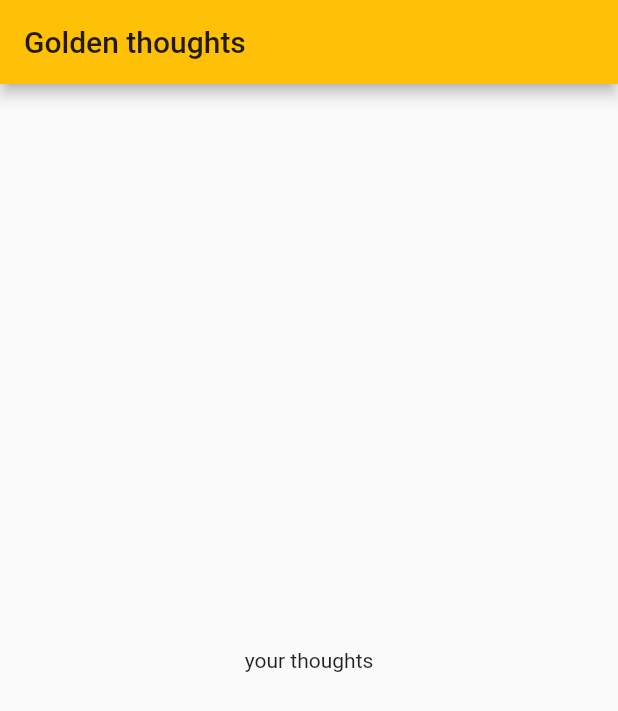
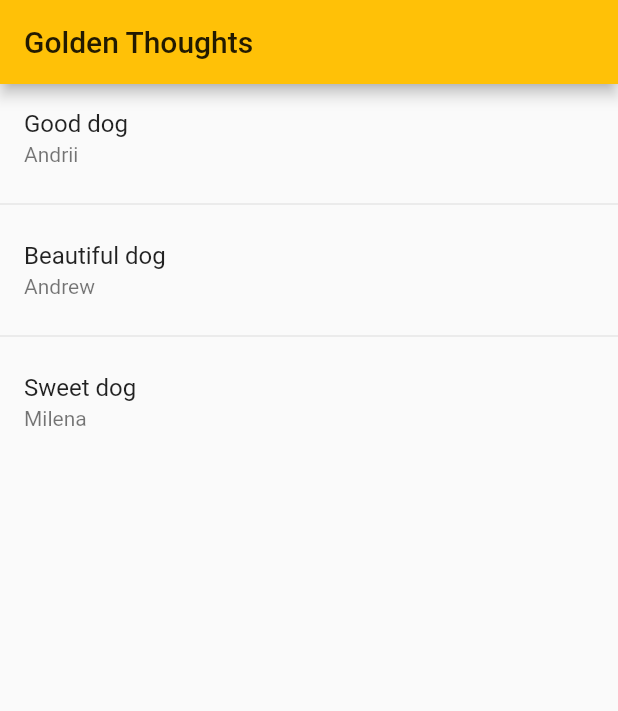
Before and after one commit to ndrwtrsk/golden_thoughts, a Flutter app: the screen it shows after launch, on a phone screen of 412 x 824 dp. Shown: the top 711 px of the screen. Run offline on Flutter 3.47's test engine with Material 2 defaults, Android fonts, the phone set to English and light mode, and no system bars.

Commit message:
Add list view of thoughts with some examples

```diff
--- a/lib/infrastructure/peristence/InMemoryThoughtRepository.dart
+++ b/lib/infrastructure/peristence/InMemoryThoughtRepository.dart
@@ -2,8 +2,6 @@ import 'package:golden_thoughts/domain/Thought.dart';
 import 'package:golden_thoughts/domain/ThoughtRepository.dart';
 
 class InMemoryThoughtRepository implements ThoughtRepository {
-
-
   Map<String, Thought> map = Map();
 
   @override
@@ -15,5 +13,4 @@ class InMemoryThoughtRepository implements ThoughtRepository {
     map[thought.id] = thought;
     return thought;
   }
-
 }
--- a/lib/src/main.dart
+++ b/lib/src/main.dart
@@ -1,9 +1,21 @@
 import 'package:flutter/material.dart';
-import 'package:golden_thoughts/src/training.dart';
+import 'package:golden_thoughts/domain/ListThoughtsUseCase.dart';
+import 'package:golden_thoughts/domain/Thought.dart';
+import 'package:golden_thoughts/infrastructure/peristence/InMemoryThoughtRepository.dart';
+import 'package:golden_thoughts/src/thoughts_list.dart';
 
-void main() => runApp(GoldenThoughtsApp());
+void main() {
+  var repo = InMemoryThoughtRepository();
+  [Thought("Andrii", "Good dog"), Thought("Andrew", "Beautiful dog"), Thought("Milena", "Sweet dog")]
+      .forEach((thought) => repo.save(thought));
+  var useCase = ListThoughts(repo);
+  runApp(GoldenThoughtsApp(useCase));
+}
 
 class GoldenThoughtsApp extends StatelessWidget {
+  final ListThoughts _useCase;
+  GoldenThoughtsApp(this._useCase);
+
   @override
   Widget build(BuildContext context) {
     return MaterialApp(
@@ -13,12 +25,9 @@ class GoldenThoughtsApp extends StatelessWidget {
         ),
         home: Scaffold(
           appBar: AppBar(
-          title: Text('Golden thoughts'),
+            title: Text('Golden Thoughts'),
           ),
-        body: Center(
-          child: Text('your thoughts'),
-        ),
-      )
-    );
+          body: ThoughtsList(_useCase),
+        ));
   }
 }
--- /dev/null
+++ b/lib/src/thoughts_list.dart
@@ -0,0 +1,44 @@
+import 'package:flutter/material.dart';
+import 'package:golden_thoughts/domain/ListThoughtsUseCase.dart';
+import 'package:golden_thoughts/domain/Thought.dart';
+
+class ThoughtsList extends StatefulWidget {
+  final ListThoughtsUseCase _useCase;
+
+  ThoughtsList(this._useCase, {Key key}) : super(key: key);
+
+  @override
+  _ThoughtsListState createState() => _ThoughtsListState(_useCase);
+}
+
+class _ThoughtsListState extends State<ThoughtsList> {
+  final ListThoughtsUseCase _useCase;
+
+  _ThoughtsListState(this._useCase);
+
+  @override
+  Widget build(BuildContext context) {
+    var thoughts = _useCase.thoughts();
+    print(thoughts);
+    return ListView.separated(
+        separatorBuilder: (context, index) => const Divider(),
+        itemCount: thoughts.length,
+        itemBuilder: (BuildContext context, int index) => _ThoughtListEntry.fromThought(thoughts[index]));
+  }
+}
+
+class _ThoughtListEntry extends StatelessWidget {
+  final String _author;
+  final String _content;
+
+  _ThoughtListEntry(this._author, this._content);
+
+  _ThoughtListEntry.fromThought(Thought thought)
+      : this(thought.author, thought.content);
+
+  @override
+  Widget build(BuildContext context) => ListTile(
+        title: Text("$_content"),
+        subtitle: Text("$_author"),
+      );
+}
```
Lines whose indentation alone changed are shown as unchanged.
